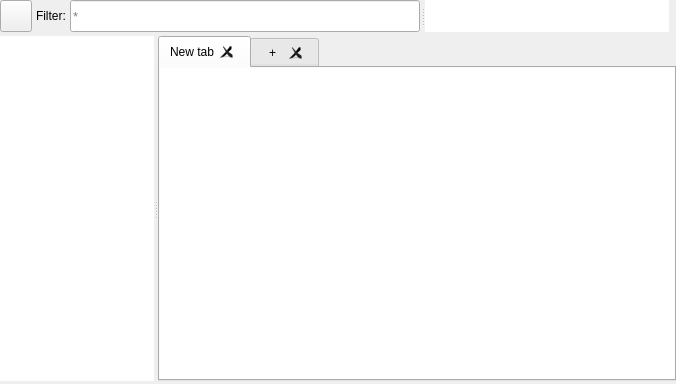
Qt form src/conan_app_launcher/ui/views/package_explorer/package_explorer.ui (goszpeti/conan_explorer) before a commit.
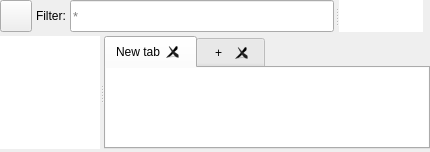
The same form after that commit.

What changed in the file:
```diff
--- a/src/conan_app_launcher/ui/views/package_explorer/package_explorer.ui
+++ b/src/conan_app_launcher/ui/views/package_explorer/package_explorer.ui
@@ -6,8 +6,8 @@
    <rect>
     <x>0</x>
     <y>0</y>
-    <width>676</width>
-    <height>384</height>
+    <width>430</width>
+    <height>152</height>
    </rect>
   </property>
   <property name="windowTitle">
```
